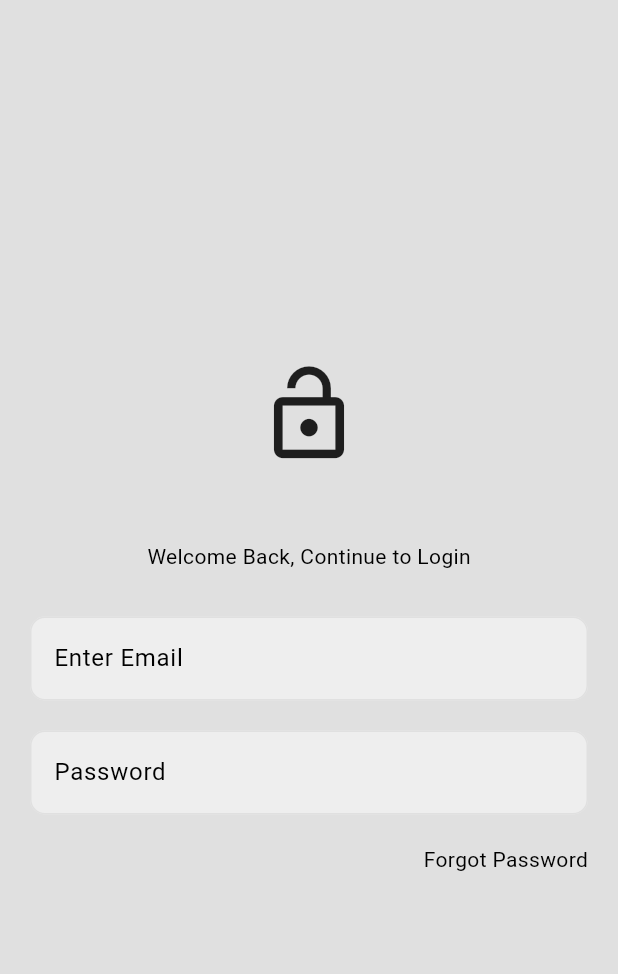
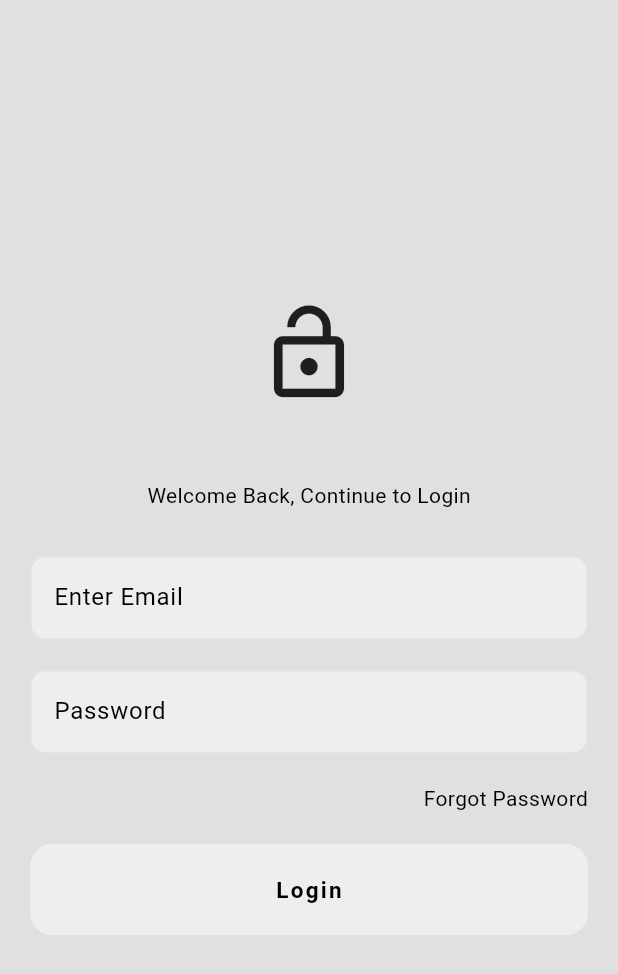
Before and after one commit to Andrew-Marfo/minimal-twitter-clone, a Flutter app: the screen it shows after launch, on a phone screen of 412 x 824 dp. Shown: the top 974 px of the screen. Run offline on Flutter 3.47's test engine with Material 3 defaults, Android fonts, the phone set to English and light mode, and no system bars.

Commit message:
custom button

```diff
--- a/lib/components/custom_button.dart
+++ b/lib/components/custom_button.dart
@@ -4,7 +4,7 @@ class CustomButton extends StatelessWidget {
   final Function()? onTap;
   const CustomButton({
     super.key,
-    this.onTap,
+    required this.onTap,
   });
 
   @override
@@ -12,6 +12,7 @@ class CustomButton extends StatelessWidget {
     return GestureDetector(
       onTap: onTap,
       child: Container(
+        width: double.infinity,
         padding: const EdgeInsets.symmetric(
           vertical: 20,
           horizontal: 60,
@@ -20,7 +21,16 @@ class CustomButton extends StatelessWidget {
           borderRadius: BorderRadius.circular(15),
           color: Theme.of(context).colorScheme.secondary,
         ),
-        child: const Text('Login'),
+        child: const Center(
+          child: Text(
+            'Login',
+            style: TextStyle(
+              fontWeight: FontWeight.bold,
+              fontSize: 15,
+              letterSpacing: 1.5,
+            ),
+          ),
+        ),
       ),
     );
   }
--- a/lib/screens/login_page.dart
+++ b/lib/screens/login_page.dart
@@ -1,4 +1,5 @@
 import 'package:flutter/material.dart';
+import 'package:twitter_clone/components/custom_button.dart';
 import 'package:twitter_clone/components/login_textfield.dart';
 
 class LoginPage extends StatelessWidget {
@@ -40,6 +41,10 @@ class LoginPage extends StatelessWidget {
                   alignment: Alignment.centerRight,
                   child: Text('Forgot Password'),
                 ),
+                const SizedBox(height: 20),
+                CustomButton(
+                  onTap: () {},
+                ),
               ],
             ),
           ),
```
